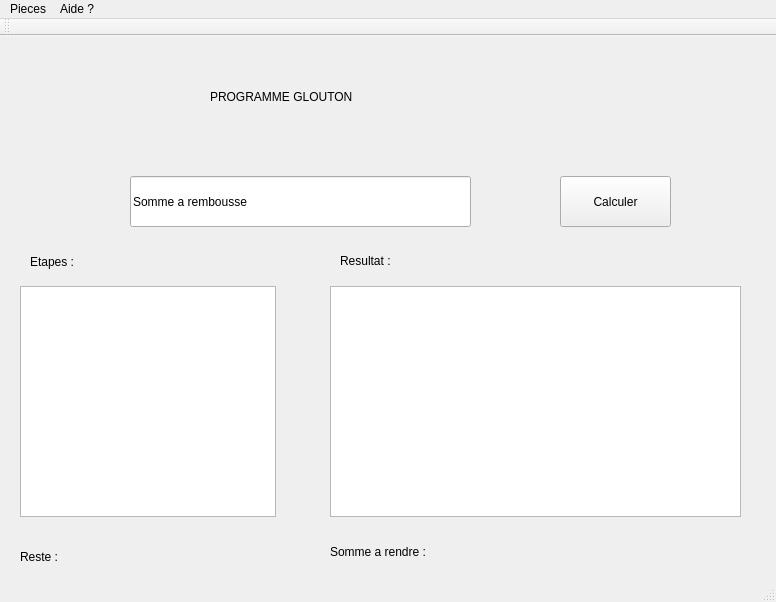
Above: mainwindow.ui from fez2000/gloutons before the change. Below: the same form after it.
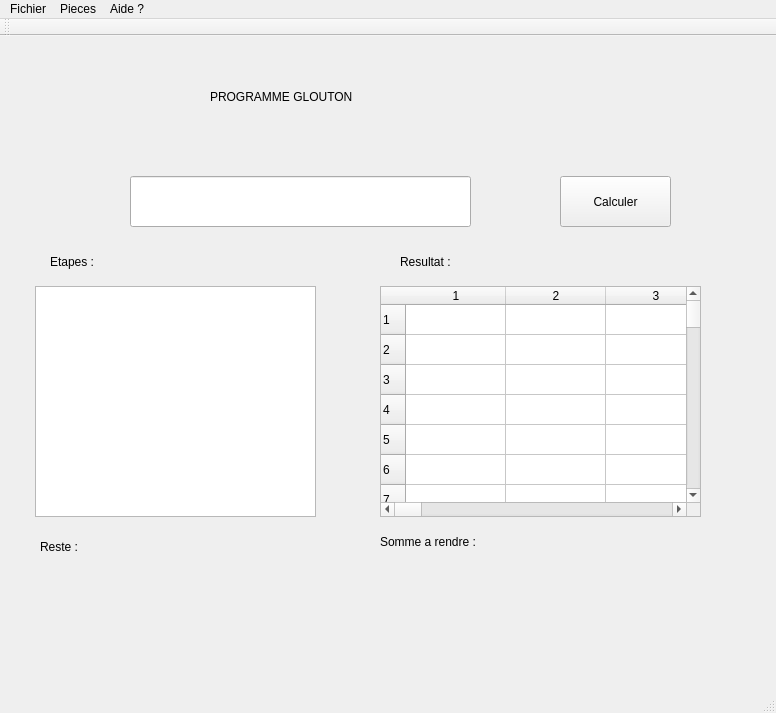
That is the form after the change.

Patch:
```diff
--- a/mainwindow.ui
+++ b/mainwindow.ui
@@ -7,15 +7,21 @@
     <x>0</x>
     <y>0</y>
     <width>776</width>
-    <height>602</height>
+    <height>713</height>
    </rect>
   </property>
   <property name="minimumSize">
    <size>
-    <width>776</width>
+    <width>174</width>
     <height>0</height>
    </size>
   </property>
+  <property name="maximumSize">
+   <size>
+    <width>776</width>
+    <height>16777215</height>
+   </size>
+  </property>
   <property name="cursor">
    <cursorShape>ArrowCursor</cursorShape>
   </property>
@@ -80,15 +86,15 @@
      </rect>
     </property>
     <property name="text">
-     <string>Somme a rembousse</string>
+     <string/>
     </property>
    </widget>
    <widget class="QListWidget" name="etatpes">
     <property name="geometry">
      <rect>
-      <x>20</x>
+      <x>35</x>
       <y>250</y>
-      <width>256</width>
+      <width>281</width>
       <height>231</height>
      </rect>
     </property>
@@ -96,7 +102,7 @@
    <widget class="QLabel" name="etapesLabel">
     <property name="geometry">
      <rect>
-      <x>30</x>
+      <x>50</x>
       <y>210</y>
       <width>65</width>
       <height>31</height>
@@ -113,8 +119,8 @@
    <widget class="QLabel" name="resultatLabel">
     <property name="geometry">
      <rect>
-      <x>340</x>
-      <y>209</y>
+      <x>400</x>
+      <y>210</y>
       <width>81</width>
       <height>31</height>
      </rect>
@@ -136,24 +142,270 @@
    <widget class="QTableWidget" name="resultats">
     <property name="geometry">
      <rect>
-      <x>330</x>
+      <x>380</x>
       <y>250</y>
-      <width>411</width>
+      <width>321</width>
       <height>231</height>
      </rect>
     </property>
-    <property name="minimumSize">
+    <property name="maximumSize">
      <size>
       <width>411</width>
-      <height>231</height>
+      <height>16777215</height>
      </size>
     </property>
+    <property name="rowCount">
+     <number>120</number>
+    </property>
+    <property name="columnCount">
+     <number>120</number>
+    </property>
+    <row/>
+    <row/>
+    <row/>
+    <row/>
+    <row/>
+    <row/>
+    <row/>
+    <row/>
+    <row/>
+    <row/>
+    <row/>
+    <row/>
+    <row/>
+    <row/>
+    <row/>
+    <row/>
+    <row/>
+    <row/>
+    <row/>
+    <row/>
+    <row/>
+    <row/>
+    <row/>
+    <row/>
+    <row/>
+    <row/>
+    <row/>
+    <row/>
+    <row/>
+    <row/>
+    <row/>
+    <row/>
+    <row/>
+    <row/>
+    <row/>
+    <row/>
+    <row/>
+    <row/>
+    <row/>
+    <row/>
+    <row/>
+    <row/>
+    <row/>
+    <row/>
+    <row/>
+    <row/>
+    <row/>
+    <row/>
+    <row/>
+    <row/>
+    <row/>
+    <row/>
+    <row/>
+    <row/>
+    <row/>
+    <row/>
+    <row/>
+    <row/>
+    <row/>
+    <row/>
+    <row/>
+    <row/>
+    <row/>
+    <row/>
+    <row/>
+    <row/>
+    <row/>
+    <row/>
+    <row/>
+    <row/>
+    <row/>
+    <row/>
+    <row/>
+    <row/>
+    <row/>
+    <row/>
+    <row/>
+    <row/>
+    <row/>
+    <row/>
+    <row/>
+    <row/>
+    <row/>
+    <row/>
+    <row/>
+    <row/>
+    <row/>
+    <row/>
+    <row/>
+    <row/>
+    <row/>
+    <row/>
+    <row/>
+    <row/>
+    <row/>
+    <row/>
+    <row/>
+    <row/>
+    <row/>
+    <row/>
+    <row/>
+    <row/>
+    <row/>
+    <row/>
+    <row/>
+    <row/>
+    <row/>
+    <row/>
+    <row/>
+    <row/>
+    <row/>
+    <row/>
+    <row/>
+    <row/>
+    <row/>
+    <row/>
+    <row/>
+    <row/>
+    <row/>
+    <row/>
+    <column/>
+    <column/>
+    <column/>
+    <column/>
+    <column/>
+    <column/>
+    <column/>
+    <column/>
+    <column/>
+    <column/>
+    <column/>
+    <column/>
+    <column/>
+    <column/>
+    <column/>
+    <column/>
+    <column/>
+    <column/>
+    <column/>
+    <column/>
+    <column/>
+    <column/>
+    <column/>
+    <column/>
+    <column/>
+    <column/>
+    <column/>
+    <column/>
+    <column/>
+    <column/>
+    <column/>
+    <column/>
+    <column/>
+    <column/>
+    <column/>
+    <column/>
+    <column/>
+    <column/>
+    <column/>
+    <column/>
+    <column/>
+    <column/>
+    <column/>
+    <column/>
+    <column/>
+    <column/>
+    <column/>
+    <column/>
+    <column/>
+    <column/>
+    <column/>
+    <column/>
+    <column/>
+    <column/>
+    <column/>
+    <column/>
+    <column/>
+    <column/>
+    <column/>
+    <column/>
+    <column/>
+    <column/>
+    <column/>
+    <column/>
+    <column/>
+    <column/>
+    <column/>
+    <column/>
+    <column/>
+    <column/>
+    <column/>
+    <column/>
+    <column/>
+    <column/>
+    <column/>
+    <column/>
+    <column/>
+    <column/>
+    <column/>
+    <column/>
+    <column/>
+    <column/>
+    <column/>
+    <column/>
+    <column/>
+    <column/>
+    <column/>
+    <column/>
+    <column/>
+    <column/>
+    <column/>
+    <column/>
+    <column/>
+    <column/>
+    <column/>
+    <column/>
+    <column/>
+    <column/>
+    <column/>
+    <column/>
+    <column/>
+    <column/>
+    <column/>
+    <column/>
+    <column/>
+    <column/>
+    <column/>
+    <column/>
+    <column/>
+    <column/>
+    <column/>
+    <column/>
+    <column/>
+    <column/>
+    <column/>
+    <column/>
+    <column/>
+    <column/>
+    <column/>
+    <column/>
    </widget>
    <widget class="QLabel" name="label_2">
     <property name="geometry">
      <rect>
-      <x>20</x>
-      <y>510</y>
+      <x>40</x>
+      <y>500</y>
       <width>61</width>
       <height>21</height>
      </rect>
@@ -168,8 +420,8 @@
    <widget class="QLabel" name="reste">
     <property name="geometry">
      <rect>
-      <x>100</x>
-      <y>510</y>
+      <x>120</x>
+      <y>490</y>
       <width>111</width>
       <height>31</height>
      </rect>
@@ -184,8 +436,8 @@
    <widget class="QLabel" name="label_3">
     <property name="geometry">
      <rect>
-      <x>330</x>
-      <y>500</y>
+      <x>380</x>
+      <y>490</y>
       <width>151</width>
       <height>31</height>
      </rect>
@@ -200,9 +452,9 @@
    <widget class="QLabel" name="somme">
     <property name="geometry">
      <rect>
-      <x>500</x>
-      <y>499</y>
-      <width>241</width>
+      <x>540</x>
+      <y>490</y>
+      <width>191</width>
       <height>31</height>
      </rect>
     </property>
@@ -223,7 +475,7 @@
      <height>28</height>
     </rect>
    </property>
-   <widget class="QMenu" name="menuGlouton">
+   <widget class="QMenu" name="menuPiece">
     <property name="title">
      <string>Pieces</string>
     </property>
@@ -239,10 +491,17 @@
      <string>Aide ?</string>
     </property>
    </widget>
-   <addaction name="menuGlouton"/>
+   <widget class="QMenu" name="menuFichier">
+    <property name="title">
+     <string>Fichier</string>
+    </property>
+    <addaction name="actionReset"/>
+    <addaction name="actionQuitter"/>
+   </widget>
+   <addaction name="menuFichier"/>
+   <addaction name="menuPiece"/>
    <addaction name="menuAide"/>
   </widget>
-  <widget class="QStatusBar" name="statusbar"/>
   <widget class="QToolBar" name="toolBar">
    <property name="windowTitle">
     <string>toolBar</string>
@@ -254,11 +513,7 @@
     <bool>false</bool>
    </attribute>
   </widget>
-  <action name="actionModifier">
-   <property name="text">
-    <string>Afficher</string>
-   </property>
-  </action>
+  <widget class="QStatusBar" name="statusbar"/>
   <action name="actionAfficher">
    <property name="text">
     <string>Modifier</string>
```
Left out of the diff: 48 changed lines with no effect on the pictures.
